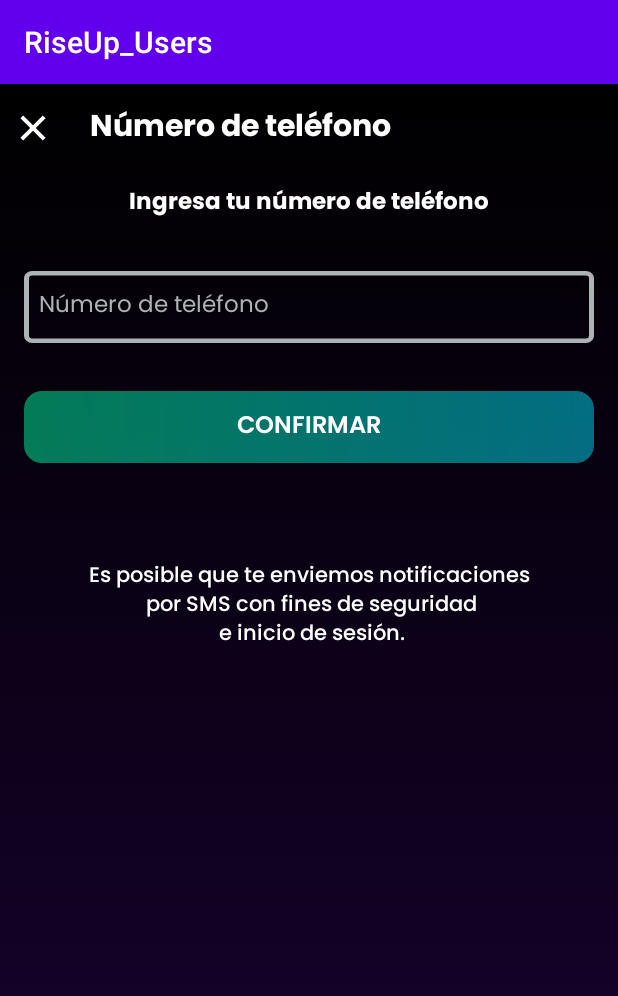
After one commit to foltrest2/RiseUp_Users, an Android app: the ConfigProfileChangeTelActivity screen opened directly, with no data from a screen before it, on a phone screen of 412 x 824 dp. The commit adds this screen. Shown: the top 996 px of the screen. Run offline under Robolectric (Android 15) with nearby library versions, the light colour scheme and no system bars.

Commit message:
changeTelActivity WIP

```diff
--- a/app/src/main/AndroidManifest.xml
+++ b/app/src/main/AndroidManifest.xml
@@ -13,6 +13,9 @@
         android:supportsRtl="true"
         android:theme="@style/Theme.RiseUp_Users"
         tools:targetApi="31">
+        <activity
+            android:name=".view.ConfigProfileChangeTelActivity"
+            android:exported="false" />
         <activity
             android:name=".view.ConfigProfileChangeEmailActivity"
             android:exported="false" />
--- a/app/src/main/java/com/riseup/riseup_users/view/ConfigProfileChangeEmailActivity.kt
+++ b/app/src/main/java/com/riseup/riseup_users/view/ConfigProfileChangeEmailActivity.kt
@@ -20,6 +20,5 @@ class ConfigProfileChangeEmailActivity : AppCompatActivity() {
         bindig.checkChangeEmailBtn.setOnClickListener {
             startActivity(Intent(this@ConfigProfileChangeEmailActivity, ConfigurationActivity::class.java))
         }
-
     }
 }
--- /dev/null
+++ b/app/src/main/java/com/riseup/riseup_users/view/ConfigProfileChangeTelActivity.kt
@@ -0,0 +1,23 @@
+package com.riseup.riseup_users.view
+
+import android.content.Intent
+import androidx.appcompat.app.AppCompatActivity
+import android.os.Bundle
+import com.riseup.riseup_users.databinding.ActivityConfigProfileChangeTelBinding
+
+class ConfigProfileChangeTelActivity : AppCompatActivity() {
+
+    private lateinit var binding: ActivityConfigProfileChangeTelBinding
+
+    override fun onCreate(savedInstanceState: Bundle?) {
+        super.onCreate(savedInstanceState)
+        binding = ActivityConfigProfileChangeTelBinding.inflate(layoutInflater)
+        setContentView(binding.root)
+
+        binding.cancelChangeTelBtn1.setOnClickListener {
+            startActivity(Intent(this@ConfigProfileChangeTelActivity, ConfigProfileInfoActivity::class.java))
+        }
+
+    }
+
+}
--- a/app/src/main/java/com/riseup/riseup_users/view/ConfigProfileInfoActivity.kt
+++ b/app/src/main/java/com/riseup/riseup_users/view/ConfigProfileInfoActivity.kt
@@ -23,5 +23,9 @@ class ConfigProfileInfoActivity : AppCompatActivity() {
             startActivity(Intent(this@ConfigProfileInfoActivity, ConfigProfileChangeEmailActivity::class.java))
         }
 
+        binding.telETConfigUser.setOnClickListener {
+            startActivity(Intent(this@ConfigProfileInfoActivity, ConfigProfileChangeTelActivity::class.java))
+        }
+
     }
 }
--- /dev/null
+++ b/app/src/main/res/drawable/edit_text_border_white.xml
@@ -0,0 +1,25 @@
+<?xml version="1.0" encoding="utf-8"?>
+<vector
+    xmlns:android="http://schemas.android.com/apk/res/android"
+    xmlns:aapt="http://schemas.android.com/aapt"
+    android:width="342dp"
+    android:height="48.03dp"
+    android:viewportWidth="342"
+    android:viewportHeight="48.03"
+    >
+
+    <group>
+
+        <clip-path
+            android:pathData="M5 0H337C339.761 0 342 2.23858 342 5V43.0296C342 45.791 339.761 48.0296 337 48.0296H5C2.23858 48.0296 0 45.791 0 43.0296V5C0 2.23858 2.23858 0 5 0Z"
+            />
+
+        <path
+            android:pathData="M5 0H337C339.761 0 342 2.23858 342 5V43.0296C342 45.791 339.761 48.0296 337 48.0296H5C2.23858 48.0296 0 45.791 0 43.0296V5C0 2.23858 2.23858 0 5 0Z"
+            android:strokeWidth="6"
+            android:strokeColor="#FFFFFF"
+            />
+
+    </group>
+
+</vector>
--- a/app/src/main/res/layout/activity_config_profile_change_email.xml
+++ b/app/src/main/res/layout/activity_config_profile_change_email.xml
@@ -43,7 +43,7 @@
             style="@style/PoppinsBold_20"
             android:layout_width="0dp"
             android:layout_height="wrap_content"
-            android:layout_marginStart="32dp"
+            android:layout_marginStart="8dp"
             android:layout_marginEnd="8dp"
             android:text="@string/CambiarCorreo"
             app:layout_constraintBottom_toBottomOf="parent"
--- /dev/null
+++ b/app/src/main/res/layout/activity_config_profile_change_tel.xml
@@ -0,0 +1,97 @@
+<?xml version="1.0" encoding="utf-8"?>
+<androidx.constraintlayout.widget.ConstraintLayout xmlns:android="http://schemas.android.com/apk/res/android"
+    xmlns:app="http://schemas.android.com/apk/res-auto"
+    xmlns:tools="http://schemas.android.com/tools"
+    android:layout_width="match_parent"
+    android:layout_height="match_parent"
+    android:background="@drawable/linear_gradient_background"
+    tools:context=".view.ConfigProfileChangeTelActivity">
+
+    <androidx.constraintlayout.widget.ConstraintLayout
+        android:id="@+id/cambiarTelConstraintConfigUser"
+        android:layout_width="0dp"
+        android:layout_height="42dp"
+        android:layout_marginTop="8dp"
+        app:layout_constraintEnd_toEndOf="parent"
+        app:layout_constraintStart_toStartOf="parent"
+        app:layout_constraintTop_toTopOf="parent">
+
+        <ImageButton
+            android:id="@+id/cancelChangeTelBtn1"
+            style="@style/BackArrowButton"
+            android:layout_width="wrap_content"
+            android:layout_height="wrap_content"
+            android:layout_marginStart="8dp"
+            app:layout_constraintBottom_toBottomOf="parent"
+            app:layout_constraintStart_toStartOf="parent"
+            app:layout_constraintTop_toTopOf="parent"
+            app:srcCompat="@drawable/close24p" />
+
+        <TextView
+            android:id="@+id/titleCambiarTelTV"
+            style="@style/PoppinsBold_20"
+            android:layout_width="0dp"
+            android:layout_height="wrap_content"
+            android:layout_marginStart="24dp"
+            android:text="@string/NumeroTelCambiarTitle"
+            app:layout_constraintBottom_toBottomOf="@+id/cancelChangeTelBtn1"
+            app:layout_constraintEnd_toEndOf="parent"
+            app:layout_constraintStart_toEndOf="@+id/cancelChangeTelBtn1"
+            app:layout_constraintTop_toTopOf="@+id/cancelChangeTelBtn1" />
+    </androidx.constraintlayout.widget.ConstraintLayout>
+
+    <TextView
+        android:id="@+id/instruccionesIngresTelTV"
+        style="@style/PoppinsBold_15"
+        android:layout_width="wrap_content"
+        android:layout_height="wrap_content"
+        android:layout_marginTop="16dp"
+        android:text="@string/ingresarNumTel"
+        app:layout_constraintEnd_toEndOf="parent"
+        app:layout_constraintStart_toStartOf="parent"
+        app:layout_constraintTop_toBottomOf="@+id/cambiarTelConstraintConfigUser" />
+
+    <EditText
+        android:id="@+id/entryNewTelET"
+        style="@style/editText"
+        android:layout_width="0dp"
+        android:layout_height="wrap_content"
+        android:layout_marginStart="16dp"
+        android:layout_marginTop="32dp"
+        android:layout_marginEnd="16dp"
+        android:background="@drawable/edit_text_border_white"
+        android:ems="10"
+        android:hint="@string/NumeroTelCambiarTitle"
+        android:inputType="textPersonName"
+        android:maxLines="1"
+        android:paddingStart="10dp"
+        app:layout_constraintEnd_toEndOf="parent"
+        app:layout_constraintStart_toStartOf="parent"
+        app:layout_constraintTop_toBottomOf="@+id/instruccionesIngresTelTV" />
+
+    <Button
+        android:id="@+id/confirmarCambioTelBtn"
+        style="@style/PrincipalRectangleRound"
+        android:layout_width="0dp"
+        android:layout_height="wrap_content"
+        android:layout_marginStart="16dp"
+        android:layout_marginTop="32dp"
+        android:layout_marginEnd="16dp"
+        android:text="@string/Confirmar"
+        app:layout_constraintEnd_toEndOf="parent"
+        app:layout_constraintStart_toStartOf="parent"
+        app:layout_constraintTop_toBottomOf="@+id/entryNewTelET" />
+
+    <TextView
+        android:id="@+id/infoSobreCambioTelTV"
+        style="@style/PoppinsMed_14"
+        android:layout_width="0dp"
+        android:layout_height="wrap_content"
+        android:layout_marginTop="64dp"
+        android:gravity="center"
+        android:text="@string/infoNotifiSMS"
+        android:textAlignment="center"
+        app:layout_constraintEnd_toEndOf="@+id/confirmarCambioTelBtn"
+        app:layout_constraintStart_toStartOf="@+id/confirmarCambioTelBtn"
+        app:layout_constraintTop_toBottomOf="@+id/confirmarCambioTelBtn" />
+</androidx.constraintlayout.widget.ConstraintLayout>
--- a/app/src/main/res/layout/activity_config_profile_info.xml
+++ b/app/src/main/res/layout/activity_config_profile_info.xml
@@ -108,7 +108,7 @@
 
         <EditText
             android:id="@+id/correoETConfigUser"
-            style="@style/editText"
+            style="@style/editText_disable"
             android:layout_width="0dp"
             android:layout_height="wrap_content"
             android:layout_marginStart="14dp"
@@ -146,12 +146,14 @@
 
         <EditText
             android:id="@+id/telETConfigUser"
-            style="@style/editText"
+            style="@style/editText_disable"
             android:layout_width="0dp"
             android:layout_height="wrap_content"
             android:layout_marginStart="14dp"
             android:layout_marginTop="8dp"
             android:layout_marginEnd="16dp"
+            android:clickable="false"
+            android:cursorVisible="false"
             android:ems="10"
             android:inputType="phone"
             android:text="@string/tel"
--- a/app/src/main/res/values/strings.xml
+++ b/app/src/main/res/values/strings.xml
@@ -83,6 +83,9 @@
     <string name="biblioCodAbi">Bibliotecas de código abierto</string>
     <string name="reportarProblema">Reportar un problema</string>
     <string name="CambiarCorreo">Cambiar correo electrónico</string>
+    <string name="NumeroTelCambiarTitle">Número de teléfono</string>
+    <string name="ingresarNumTel">Ingresa tu número de teléfono</string>
+    <string name="infoNotifiSMS">Es posible que te enviemos notificaciones\n por SMS con fines de seguridad\n e inicio de sesión.</string>
 
 
 </resources>
--- a/app/src/main/res/values/themes.xml
+++ b/app/src/main/res/values/themes.xml
@@ -163,6 +163,14 @@
         <item name="android:gravity">center</item>
     </style>
 
+    <style name="PoppinsBold_15" parent="Widget.AppCompat.TextView">
+        <item name="fontFamily">@font/poppins_bold</item>
+        <item name="android:textColor">@color/white</item>
+        <item name="android:textSize">15dp</item>
+        <item name="android:textAlignment">textStart</item>
+        <item name="android:gravity">center</item>
+    </style>
+
     <style name="PoppinsMed_14" parent="Widget.AppCompat.TextView">
         <item name="fontFamily">@font/poppins_medium</item>
         <item name="android:textColor">@color/white</item>
@@ -303,4 +311,13 @@
         <item name="android:textSize">15dp</item>
     </style>
 
+    <style name="editText_disable" parent="Widget.AppCompat.EditText">
+        <item name="android:textColor">@color/gray</item>
+        <item name="android:textColorHint">@color/gray</item>
+        <item name="android:backgroundTint">@color/gray</item>
+        <item name="android:fontFamily">@font/poppins</item>
+        <item name="android:focusable">false</item>
+        <item name="android:textSize">15dp</item>
+    </style>
+
 </resources>
```
